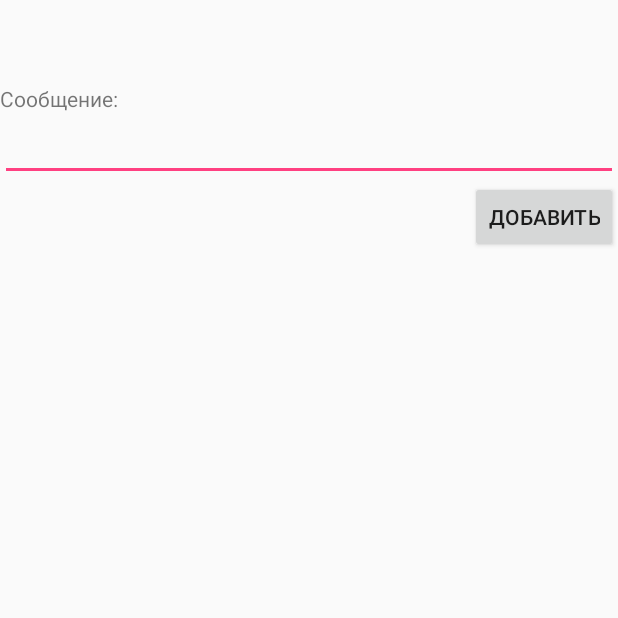
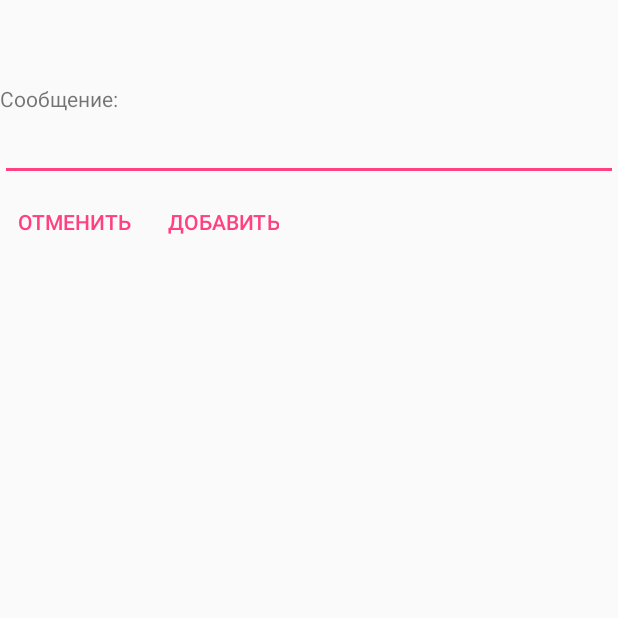
Before and after one commit to yarplux/Android_notesProject, an Android app: the AddActivity screen opened directly, with no data from a screen before it, on a phone screen of 412 x 824 dp, the top half of it. Run offline under Robolectric (Android 15) with nearby library versions, the phone set to English and light mode, and no system bars.

Commit message:
Twitter Задание #2 (Android). Insane
Функционал:

   + При редактировании сообщения в форме есть кнопка "Отменить" (по нажатию просто закрывает диалоговое окно без изменений)
   + По нажатию Сохранить в форме редактирования элемента, он изменяется в Realms, отрисовывается в списке, обновляется в удалённой БД Firebase

Доп. комментарии:

   Также есть кнопка Отменить при добавлении нового сообщения

```diff
--- a/app/src/main/java/com/shifu/user/twitter_project/AddActivity.java
+++ b/app/src/main/java/com/shifu/user/twitter_project/AddActivity.java
@@ -11,6 +11,7 @@ public class AddActivity extends AppCompatActivity {
 
     private Integer position;
     Button savebutton;
+    Button canselbutton;
     EditText text;
     Intent intent;
 
@@ -37,6 +38,7 @@ public class AddActivity extends AppCompatActivity {
         setContentView(R.layout.activity_add);
 
         savebutton = findViewById(R.id.button_save);
+        canselbutton = findViewById(R.id.button_cansel);
         text = findViewById(R.id.add_text);
 
         intent = getIntent();
@@ -44,6 +46,14 @@ public class AddActivity extends AppCompatActivity {
             text.setText(intent.getStringExtra("text"));
             savebutton.setText(getResources().getString(R.string.save));
         }
+
+        canselbutton.setOnClickListener(new View.OnClickListener() {
+            @Override
+            public void onClick(View view) {
+                setResult(RESULT_CANCELED);
+                finish();
+            }
+        });
 
         savebutton.setOnClickListener(new View.OnClickListener() {
 
--- a/app/src/main/java/com/shifu/user/twitter_project/JsonApi.java
+++ b/app/src/main/java/com/shifu/user/twitter_project/JsonApi.java
@@ -27,6 +27,6 @@ public interface JsonApi {
     Call<JsonResponse> deleteMessage(@Path("firebase_id") String firebase_id);
 
     @PUT(BASE_URL+"/{firebase_id}.json")
-    Call<JsonItemPost> updateMessage(@Path("firebase_id") String firebase_id, @Body JsonItemPost jsonBody);
+    Call<JsonItemPost> putMessage(@Path("firebase_id") String firebase_id, @Body JsonItemPost jsonBody);
 
 }
--- a/app/src/main/java/com/shifu/user/twitter_project/JsonItemPost.java
+++ b/app/src/main/java/com/shifu/user/twitter_project/JsonItemPost.java
@@ -4,6 +4,8 @@ class JsonItemPost {
     private String text;
     private Long date;
     private Long author_id;
+
+    JsonItemPost(){}
 
     JsonItemPost(String text, Long date, Long author_id) {
         this.text = text;
--- a/app/src/main/java/com/shifu/user/twitter_project/MainActivity.java
+++ b/app/src/main/java/com/shifu/user/twitter_project/MainActivity.java
@@ -9,6 +9,8 @@ import android.util.Log;
 import android.view.Menu;
 import android.view.MenuInflater;
 import android.view.MenuItem;
+
+import java.util.Date;
 
 import io.realm.Realm;
 import io.realm.RealmConfiguration;
@@ -92,7 +94,7 @@ public class MainActivity extends AppCompatActivity {
             switch (requestCode) {
                 case 0:
                     String text = data.getStringExtra("text");
-                    realmRVFragment.addItem(text);
+                    firebaseController.pushMessage(text, new Date().getTime(), 0L);
                     break;
             }
         }
--- a/app/src/main/res/layout/activity_add.xml
+++ b/app/src/main/res/layout/activity_add.xml
@@ -18,11 +18,28 @@
         android:layout_height="wrap_content"
         android:inputType="text|textAutoCorrect|textMultiLine" />
 
-    <Button
+    <LinearLayout
+        android:layout_width="wrap_content"
+        android:layout_height="wrap_content"
+        android:orientation="horizontal"
+        style="?android:attr/buttonBarStyle">
+
+        <Button
+            android:id="@+id/button_cansel"
+            style="?android:attr/buttonBarButtonStyle"
+            android:layout_width="wrap_content"
+            android:layout_height="wrap_content"
+            android:layout_gravity="end"
+            android:text="@string/cansel" />
+
+        <Button
         android:id="@+id/button_save"
+            style="?android:attr/buttonBarButtonStyle"
         android:layout_width="wrap_content"
         android:layout_height="wrap_content"
         android:layout_gravity="end"
         android:text="@string/add" />
 
+    </LinearLayout>
+
 </LinearLayout>
--- a/app/src/main/res/values/strings.xml
+++ b/app/src/main/res/values/strings.xml
@@ -7,6 +7,8 @@
 
     <string name="save">Сохранить</string>
     <string name="add">Добавить</string>
+    <string name="cansel">Отменить</string>
+
 
     <string name="profile">Профиль</string>
 
```
Also changed, not shown: app/src/main/java/com/shifu/user/twitter_project/FirebaseController.java (+34 -5 lines), app/src/main/java/com/shifu/user/twitter_project/RealmRVFragment.java (+3 -21 lines).
